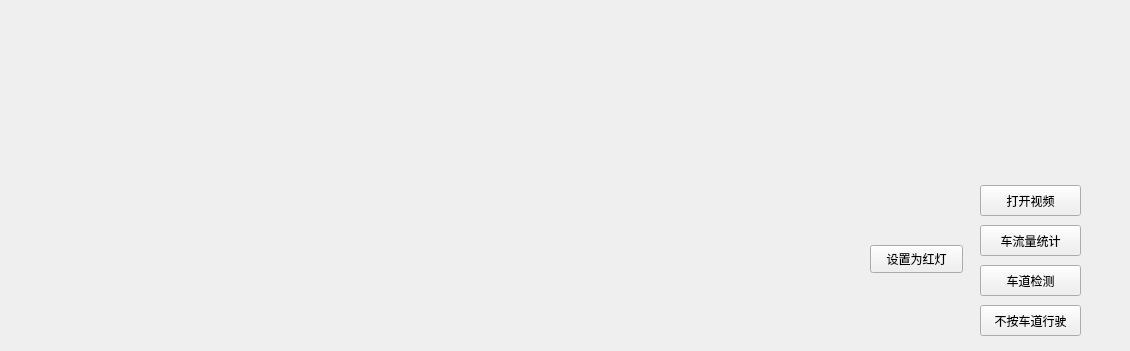
fania98/Moniter, file Moniter/videoview.ui: the form before one commit; both pictures show x 0 to 1130 and y 545 to 896 of the 1130 by 896 pixel window.
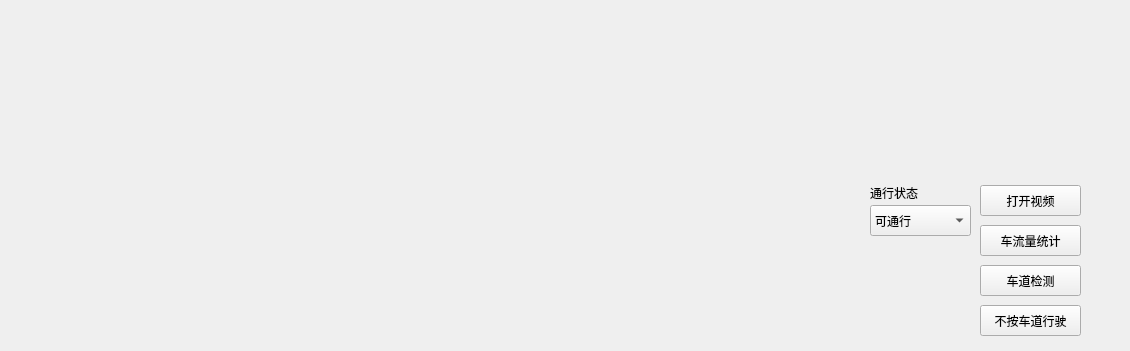
The form after the commit.

Patch:
```diff
--- a/Moniter/videoview.ui
+++ b/Moniter/videoview.ui
@@ -55,7 +55,7 @@
   <widget class="QLabel" name="label_2">
    <property name="geometry">
     <rect>
-     <x>40</x>
+     <x>30</x>
      <y>20</y>
      <width>1031</width>
      <height>601</height>
@@ -68,8 +68,8 @@
   <widget class="QLabel" name="label_3">
    <property name="geometry">
     <rect>
-     <x>40</x>
-     <y>670</y>
+     <x>80</x>
+     <y>650</y>
      <width>351</width>
      <height>211</height>
     </rect>
@@ -104,17 +104,47 @@
     <string>不按车道行驶</string>
    </property>
   </widget>
-  <widget class="QPushButton" name="change_light">
+  <widget class="QComboBox" name="light_kind">
    <property name="geometry">
     <rect>
      <x>870</x>
-     <y>790</y>
-     <width>93</width>
-     <height>28</height>
+     <y>750</y>
+     <width>101</width>
+     <height>31</height>
+    </rect>
+   </property>
+   <item>
+    <property name="text">
+     <string>可通行</string>
+    </property>
+   </item>
+   <item>
+    <property name="text">
+     <string>仅可直行</string>
+    </property>
+   </item>
+   <item>
+    <property name="text">
+     <string>仅可左转</string>
+    </property>
+   </item>
+   <item>
+    <property name="text">
+     <string>不可通行</string>
+    </property>
+   </item>
+  </widget>
+  <widget class="QLabel" name="label_4">
+   <property name="geometry">
+    <rect>
+     <x>870</x>
+     <y>730</y>
+     <width>72</width>
+     <height>15</height>
     </rect>
    </property>
    <property name="text">
-    <string>设置为红灯</string>
+    <string>通行状态</string>
    </property>
   </widget>
  </widget>
```
Left out of the diff: 20 changed lines with no effect on the pictures.
